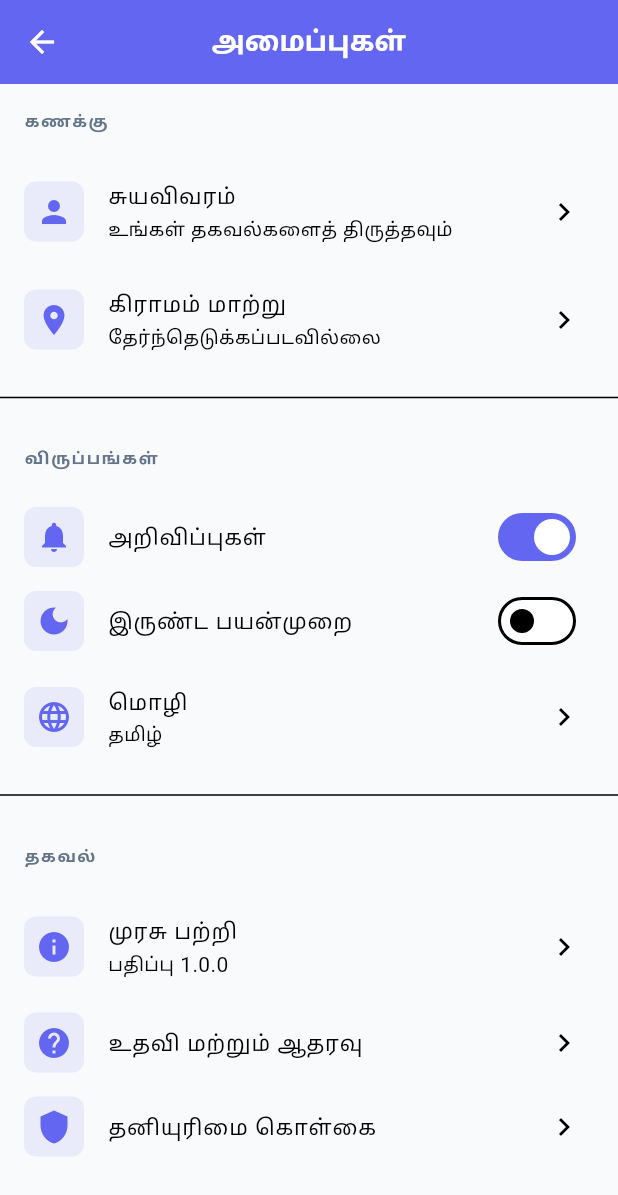
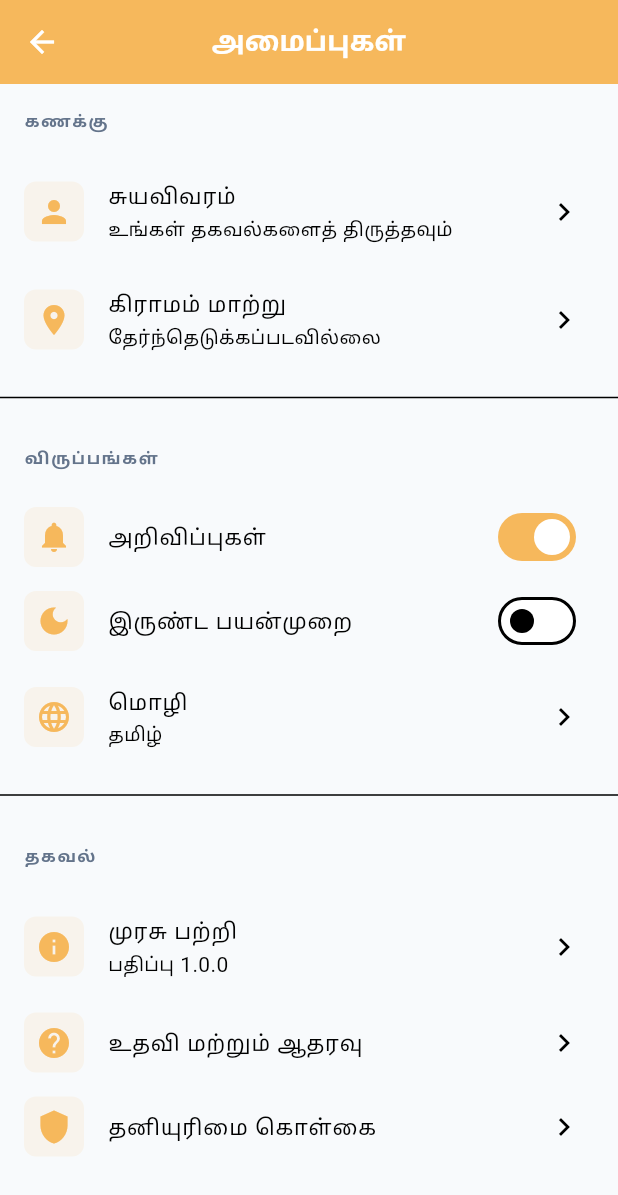
Before and after one commit to yuva-raj444/mobile-murasu, a Flutter app: the SettingsScreen screen opened directly, on a phone screen of 412 x 824 dp. Shown: the top 1195 px of the screen. Run offline on Flutter 3.47's test engine with Material 3 defaults, Android fonts, the phone set to English and light mode, and no system bars; our stand-ins replace cloud_firestore, firebase_core, share_plus, shared_preferences; accounts and stored records are empty; generated files the repository leaves out were written again.

Commit message:
fixes some bugs

```diff
--- a/lib/main.dart
+++ b/lib/main.dart
@@ -10,15 +10,13 @@ import 'package:flutter_localizations/flutter_localizations.dart';
 void main() async {
   WidgetsFlutterBinding.ensureInitialized();
 
-  // Initialize Firebase (Android only)
-  if (!kIsWeb) {
+  // Initialize Firebase (Android and Web)
   try {
     await Firebase.initializeApp(
       options: DefaultFirebaseOptions.currentPlatform,
     );
   } catch (e) {
     debugPrint('Firebase init error: $e');
-    }
   }
 
   await LocaleService.init();
--- a/lib/models/news_item.dart
+++ b/lib/models/news_item.dart
@@ -31,25 +31,33 @@ class NewsItem {
 }
 
 class VillageData {
+  final String id;
+  final String name;
   final String district;
   final String taluk;
   final String village;
 
   VillageData({
+    required this.id,
+    required this.name,
     required this.district,
     required this.taluk,
     required this.village,
   });
 
   Map<String, dynamic> toJson() => {
-    'district': district,
-    'taluk': taluk,
-    'village': village,
-  };
+        'id': id,
+        'name': name,
+        'district': district,
+        'taluk': taluk,
+        'village': village,
+      };
 
   factory VillageData.fromJson(Map<String, dynamic> json) => VillageData(
-    district: json['district'],
-    taluk: json['taluk'],
-    village: json['village'],
-  );
+        id: json['id'] ?? '',
+        name: json['name'] ?? json['village'] ?? '',
+        district: json['district'] ?? '',
+        taluk: json['taluk'] ?? '',
+        village: json['village'] ?? '',
+      );
 }
--- a/lib/screens/settings_screen.dart
+++ b/lib/screens/settings_screen.dart
@@ -153,10 +153,10 @@ class _SettingsScreenState extends State<SettingsScreen> {
             leading: Container(
               padding: const EdgeInsets.all(8),
               decoration: BoxDecoration(
-                color: const Color(0xFF6366F1).withOpacity(0.1),
+                color: const Color(0xFFF6B85C).withOpacity(0.1),
                 borderRadius: BorderRadius.circular(8),
               ),
-              child: const Icon(Icons.person, color: Color(0xFF6366F1)),
+              child: const Icon(Icons.person, color: Color(0xFFF6B85C)),
             ),
             title: Text(L10n.t('profile')),
             subtitle: Text(L10n.t('edit_info')),
@@ -174,10 +174,10 @@ class _SettingsScreenState extends State<SettingsScreen> {
             leading: Container(
               padding: const EdgeInsets.all(8),
               decoration: BoxDecoration(
-                color: const Color(0xFF6366F1).withOpacity(0.1),
+                color: const Color(0xFFF6B85C).withOpacity(0.1),
                 borderRadius: BorderRadius.circular(8),
               ),
-              child: const Icon(Icons.location_on, color: Color(0xFF6366F1)),
+              child: const Icon(Icons.location_on, color: Color(0xFFF6B85C)),
             ),
             title: Text(L10n.t('change_village')),
             subtitle: Text(_currentVillage),
@@ -211,10 +211,10 @@ class _SettingsScreenState extends State<SettingsScreen> {
             secondary: Container(
               padding: const EdgeInsets.all(8),
               decoration: BoxDecoration(
-                color: const Color(0xFF6366F1).withOpacity(0.1),
+                color: const Color(0xFFF6B85C).withOpacity(0.1),
                 borderRadius: BorderRadius.circular(8),
               ),
-              child: const Icon(Icons.notifications, color: Color(0xFF6366F1)),
+              child: const Icon(Icons.notifications, color: Color(0xFFF6B85C)),
             ),
             title: Text(L10n.t('notifications')),
             value: _notificationsEnabled,
@@ -225,10 +225,10 @@ class _SettingsScreenState extends State<SettingsScreen> {
             secondary: Container(
               padding: const EdgeInsets.all(8),
               decoration: BoxDecoration(
-                color: const Color(0xFF6366F1).withOpacity(0.1),
+                color: const Color(0xFFF6B85C).withOpacity(0.1),
                 borderRadius: BorderRadius.circular(8),
               ),
-              child: const Icon(Icons.dark_mode, color: Color(0xFF6366F1)),
+              child: const Icon(Icons.dark_mode, color: Color(0xFFF6B85C)),
             ),
             title: Text(L10n.t('dark_mode')),
             value: _darkModeEnabled,
@@ -239,10 +239,10 @@ class _SettingsScreenState extends State<SettingsScreen> {
             leading: Container(
               padding: const EdgeInsets.all(8),
               decoration: BoxDecoration(
-                color: const Color(0xFF6366F1).withOpacity(0.1),
+                color: const Color(0xFFF6B85C).withOpacity(0.1),
                 borderRadius: BorderRadius.circular(8),
               ),
-              child: const Icon(Icons.language, color: Color(0xFF6366F1)),
+              child: const Icon(Icons.language, color: Color(0xFFF6B85C)),
             ),
             title: Text(L10n.t('language')),
             subtitle: Text(_language),
@@ -298,10 +298,10 @@ class _SettingsScreenState extends State<SettingsScreen> {
             leading: Container(
               padding: const EdgeInsets.all(8),
               decoration: BoxDecoration(
-                color: const Color(0xFF6366F1).withOpacity(0.1),
+                color: const Color(0xFFF6B85C).withOpacity(0.1),
                 borderRadius: BorderRadius.circular(8),
               ),
-              child: const Icon(Icons.info, color: Color(0xFF6366F1)),
+              child: const Icon(Icons.info, color: Color(0xFFF6B85C)),
             ),
             title: Text(L10n.t('about')),
             subtitle: Text(L10n.t('version')),
@@ -313,10 +313,10 @@ class _SettingsScreenState extends State<SettingsScreen> {
             leading: Container(
               padding: const EdgeInsets.all(8),
               decoration: BoxDecoration(
-                color: const Color(0xFF6366F1).withOpacity(0.1),
+                color: const Color(0xFFF6B85C).withOpacity(0.1),
                 borderRadius: BorderRadius.circular(8),
               ),
-              child: const Icon(Icons.help, color: Color(0xFF6366F1)),
+              child: const Icon(Icons.help, color: Color(0xFFF6B85C)),
             ),
             title: Text(L10n.t('help_support')),
             trailing: const Icon(Icons.chevron_right),
@@ -331,10 +331,10 @@ class _SettingsScreenState extends State<SettingsScreen> {
             leading: Container(
               padding: const EdgeInsets.all(8),
               decoration: BoxDecoration(
-                color: const Color(0xFF6366F1).withOpacity(0.1),
+                color: const Color(0xFFF6B85C).withOpacity(0.1),
                 borderRadius: BorderRadius.circular(8),
               ),
-              child: const Icon(Icons.shield, color: Color(0xFF6366F1)),
+              child: const Icon(Icons.shield, color: Color(0xFFF6B85C)),
             ),
             title: Text(L10n.t('privacy_policy')),
             trailing: const Icon(Icons.chevron_right),
--- a/lib/utils/locale_service.dart
+++ b/lib/utils/locale_service.dart
@@ -69,8 +69,6 @@ class L10n {
       'title_required': 'தலைப்பு தேவை',
       'description_required': 'விளக்கம் தேவை',
       'publish_post': 'இடுகையை வெளியிடு',
-      'image_note':
-          'குறிப்பு: Firestore இலவச திட்டத்தில் படங்கள் ஆதரிக்கப்படவில்லை. உரை இடுகைகள் மட்டுமே சேமிக்கப்படும்.',
 
       // Village messages
       'village_found': 'கிராமம் கண்டுபிடிக்கப்பட்டது',
@@ -114,6 +112,10 @@ class L10n {
       // News Detail
       'read_more': 'மேலும் படிக்க',
       'share': 'பகிர்',
+      'liked': 'விருப்பம் சேர்க்கப்பட்டது',
+      'unliked': 'விருப்பம் நீக்கப்பட்டது',
+      'comment_coming': 'கருத்து அம்சம் விரைவில் வரும்!',
+      'related_news': 'தொடர்புடைய செய்திகள்',
 
       // Splash
       'village_voice': 'உங்கள் கிராமத்தின் குரல்',
@@ -157,8 +159,6 @@ class L10n {
       'title_required': 'Title is required',
       'description_required': 'Description is required',
       'publish_post': 'Publish Post',
-      'image_note':
-          'Note: Images are not supported on Firestore free plan. Only text posts are saved.',
 
       // Village messages
       'village_found': 'Village found',
@@ -202,6 +202,10 @@ class L10n {
       // News Detail
       'read_more': 'Read More',
       'share': 'Share',
+      'liked': 'Added to favorites',
+      'unliked': 'Removed from favorites',
+      'comment_coming': 'Comment feature coming soon!',
+      'related_news': 'Related News',
 
       // Splash
       'village_voice': 'Your Village Voice',
--- a/lib/utils/theme.dart
+++ b/lib/utils/theme.dart
@@ -1,9 +1,9 @@
 import 'package:flutter/material.dart';
 
 class AppColors {
-  static const Color primaryColor = Color(0xFF6366F1);
-  static const Color primaryDark = Color(0xFF4F46E5);
-  static const Color secondaryColor = Color(0xFF8B5CF6);
+  static const Color primaryColor = Color(0xFFF6B85C);
+  static const Color primaryDark = Color(0xFFE5A84A);
+  static const Color secondaryColor = Color(0xFFFFC876);
   static const Color background = Color(0xFFF8FAFC);
   static const Color surface = Color(0xFFFFFFFF);
   static const Color textPrimary = Color(0xFF1E293B);
@@ -25,17 +25,17 @@ class AppTheme {
         surface: AppColors.surface,
         error: AppColors.danger,
       ),
-      appBarTheme: AppBarTheme(
+      appBarTheme: const AppBarTheme(
         backgroundColor: AppColors.primaryColor,
         foregroundColor: Colors.white,
         elevation: 4,
         centerTitle: true,
-        titleTextStyle: const TextStyle(
+        titleTextStyle: TextStyle(
           fontSize: 20,
           fontWeight: FontWeight.w600,
           color: Colors.white,
         ),
-        iconTheme: const IconThemeData(color: Colors.white),
+        iconTheme: IconThemeData(color: Colors.white),
       ),
       elevatedButtonTheme: ElevatedButtonThemeData(
         style: ElevatedButton.styleFrom(
```
Also changed, not shown: lib/screens/create_post_screen.dart (+15 -12 lines), lib/screens/news_detail_screen.dart (+87 -23 lines), lib/screens/news_feed_screen.dart (+10 -5 lines), lib/screens/splash_screen.dart (+25 -5 lines), lib/screens/village_selector_screen.dart (+17 -5 lines), lib/widgets/news_card.dart (+5 -28 lines), assets/images/mobile murasu.png, 13 other files. Lines whose indentation alone changed are shown as unchanged.
